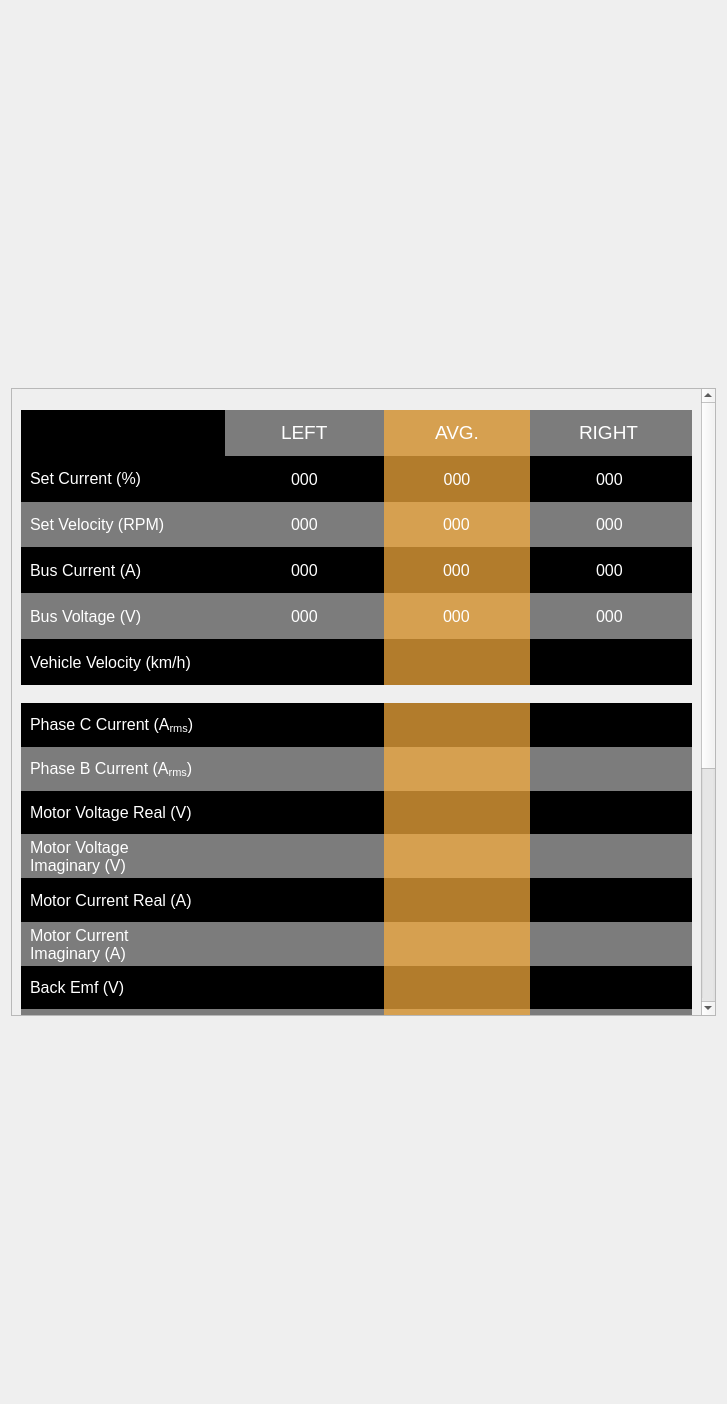
The window that src/ViewLayer/DebugDisplay/MotorPage/MotorUi/MotorUi.ui (UCSolarCarTeam/Epsilon-Dashboard) describes before a commit, drawn with Qt 5.
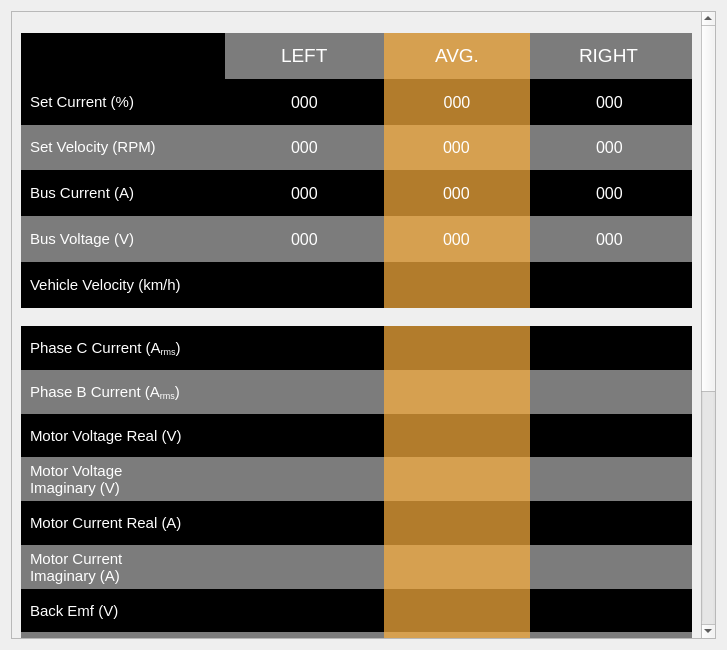
The same window after the commit.

What changed in the file:
```diff
--- a/src/ViewLayer/DebugDisplay/MotorPage/MotorUi/MotorUi.ui
+++ b/src/ViewLayer/DebugDisplay/MotorPage/MotorUi/MotorUi.ui
@@ -7,7 +7,7 @@
     <x>0</x>
     <y>0</y>
     <width>727</width>
-    <height>1404</height>
+    <height>646</height>
    </rect>
   </property>
   <property name="windowTitle">
@@ -44,7 +44,7 @@
       <property name="geometry">
        <rect>
         <x>0</x>
-        <y>0</y>
+        <y>-407</y>
         <width>693</width>
         <height>1033</height>
        </rect>
@@ -144,7 +144,7 @@
                </property>
                <property name="font">
                 <font>
-                 <pointsize>12</pointsize>
+                 <pointsize>11</pointsize>
                 </font>
                </property>
                <property name="styleSheet">
@@ -247,7 +247,7 @@
                </property>
                <property name="font">
                 <font>
-                 <pointsize>12</pointsize>
+                 <pointsize>11</pointsize>
                 </font>
                </property>
                <property name="styleSheet">
@@ -348,7 +348,7 @@
                </property>
                <property name="font">
                 <font>
-                 <pointsize>12</pointsize>
+                 <pointsize>11</pointsize>
                 </font>
                </property>
                <property name="styleSheet">
@@ -445,7 +445,7 @@
                </property>
                <property name="font">
                 <font>
-                 <pointsize>12</pointsize>
+                 <pointsize>11</pointsize>
                 </font>
                </property>
                <property name="styleSheet">
@@ -545,7 +545,7 @@
                </property>
                <property name="font">
                 <font>
-                 <pointsize>12</pointsize>
+                 <pointsize>11</pointsize>
                 </font>
                </property>
                <property name="autoFillBackground">
@@ -815,7 +815,7 @@
                </property>
                <property name="font">
                 <font>
-                 <pointsize>12</pointsize>
+                 <pointsize>11</pointsize>
                 </font>
                </property>
                <property name="styleSheet">
@@ -1283,7 +1283,7 @@
                </property>
                <property name="font">
                 <font>
-                 <pointsize>12</pointsize>
+                 <pointsize>11</pointsize>
                 </font>
                </property>
                <property name="styleSheet">
@@ -1381,7 +1381,7 @@
                </property>
                <property name="font">
                 <font>
-                 <pointsize>12</pointsize>
+                 <pointsize>11</pointsize>
                 </font>
                </property>
                <property name="styleSheet">
@@ -1482,7 +1482,7 @@
                </property>
                <property name="font">
                 <font>
-                 <pointsize>12</pointsize>
+                 <pointsize>11</pointsize>
                 </font>
                </property>
                <property name="styleSheet">
@@ -1885,7 +1885,7 @@
                </property>
                <property name="font">
                 <font>
-                 <pointsize>12</pointsize>
+                 <pointsize>11</pointsize>
                 </font>
                </property>
                <property name="styleSheet">
@@ -1982,7 +1982,7 @@
                </property>
                <property name="font">
                 <font>
-                 <pointsize>12</pointsize>
+                 <pointsize>11</pointsize>
                 </font>
                </property>
                <property name="styleSheet">
@@ -2095,7 +2095,7 @@
                </property>
                <property name="font">
                 <font>
-                 <pointsize>12</pointsize>
+                 <pointsize>11</pointsize>
                 </font>
                </property>
                <property name="styleSheet">
@@ -2295,7 +2295,7 @@
                </property>
                <property name="font">
                 <font>
-                 <pointsize>12</pointsize>
+                 <pointsize>11</pointsize>
                 </font>
                </property>
                <property name="styleSheet">
```
Left out of the diff: 16 changed lines with no effect on the pictures.
